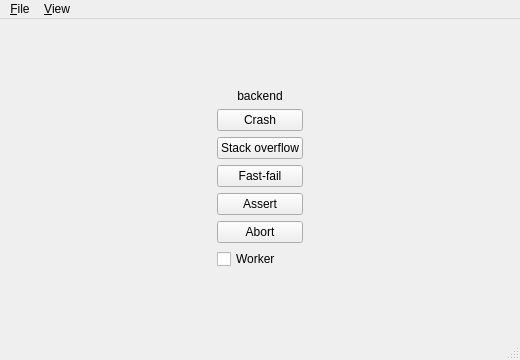
Qt form sentrywindow.ui (jpnurmi/sentry-playground) before a commit.
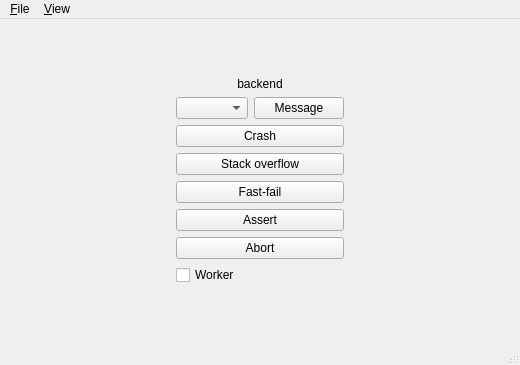
The same form after that commit.

```diff
--- a/sentrywindow.ui
+++ b/sentrywindow.ui
@@ -7,7 +7,7 @@
     <x>0</x>
     <y>0</y>
     <width>520</width>
-    <height>360</height>
+    <height>365</height>
    </rect>
   </property>
   <property name="windowTitle">
@@ -51,13 +51,6 @@
       </property>
      </spacer>
     </item>
-    <item row="2" column="1">
-     <widget class="QPushButton" name="crashButton">
-      <property name="text">
-       <string>Crash</string>
-      </property>
-     </widget>
-    </item>
     <item row="2" column="2">
      <spacer name="horizontalSpacer_2">
       <property name="orientation">
@@ -71,42 +64,79 @@
       </property>
      </spacer>
     </item>
+    <item row="2" column="1">
+     <layout class="QHBoxLayout" name="messageLayout">
+      <item>
+       <widget class="QComboBox" name="messageLevelBox">
+        <property name="sizePolicy">
+         <sizepolicy hsizetype="Maximum" vsizetype="Fixed">
+          <horstretch>0</horstretch>
+          <verstretch>0</verstretch>
+         </sizepolicy>
+        </property>
+        <property name="sizeAdjustPolicy">
+         <enum>QComboBox::SizeAdjustPolicy::AdjustToContents</enum>
+        </property>
+       </widget>
+      </item>
+      <item>
+       <widget class="QPushButton" name="captureMessageButton">
+        <property name="sizePolicy">
+         <sizepolicy hsizetype="MinimumExpanding" vsizetype="Fixed">
+          <horstretch>0</horstretch>
+          <verstretch>0</verstretch>
+         </sizepolicy>
+        </property>
+        <property name="text">
+         <string>Message</string>
+        </property>
+       </widget>
+      </item>
+     </layout>
+    </item>
     <item row="3" column="1">
+     <widget class="QPushButton" name="crashButton">
+      <property name="text">
+       <string>Crash</string>
+      </property>
+     </widget>
+    </item>
+    <item row="4" column="1">
      <widget class="QPushButton" name="stackOverflowButton">
       <property name="text">
        <string>Stack overflow</string>
       </property>
      </widget>
     </item>
-    <item row="4" column="1">
+    <item row="5" column="1">
      <widget class="QPushButton" name="fastfailButton">
       <property name="text">
        <string>Fast-fail</string>
       </property>
      </widget>
     </item>
-    <item row="5" column="1">
+    <item row="6" column="1">
      <widget class="QPushButton" name="assertButton">
       <property name="text">
        <string>Assert</string>
       </property>
      </widget>
     </item>
-    <item row="6" column="1">
+    <item row="7" column="1">
      <widget class="QPushButton" name="abortButton">
       <property name="text">
        <string>Abort</string>
       </property>
      </widget>
     </item>
-    <item row="7" column="1">
+    <item row="8" column="1">
      <widget class="QCheckBox" name="workerBox">
       <property name="text">
        <string>Worker</string>
       </property>
      </widget>
     </item>
-    <item row="8" column="1">
+    <item row="9" column="1">
      <spacer name="verticalSpacer_2">
       <property name="orientation">
        <enum>Qt::Orientation::Vertical</enum>
```
Left out of the diff: 2 changed lines with no effect on the pictures.
